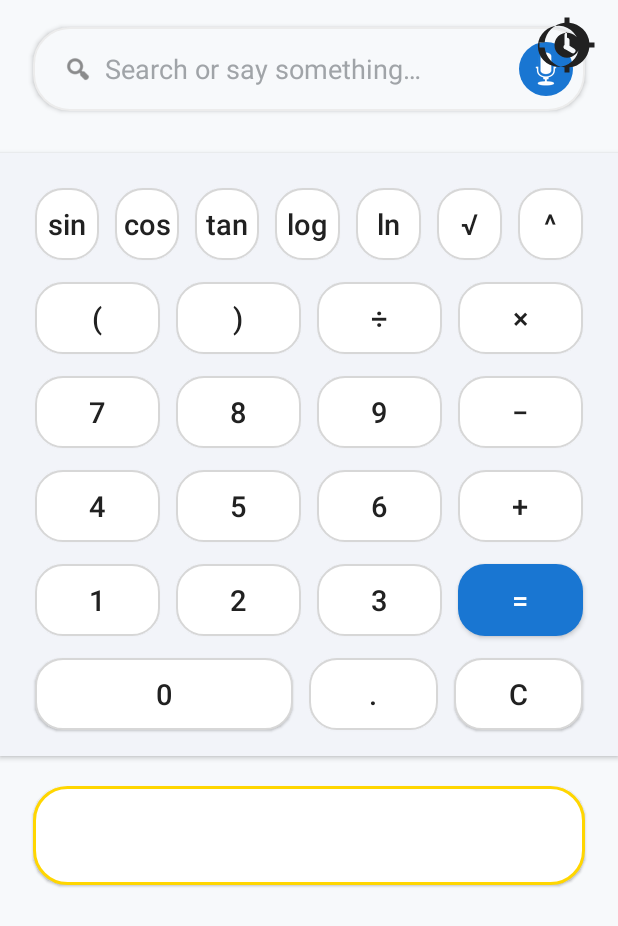
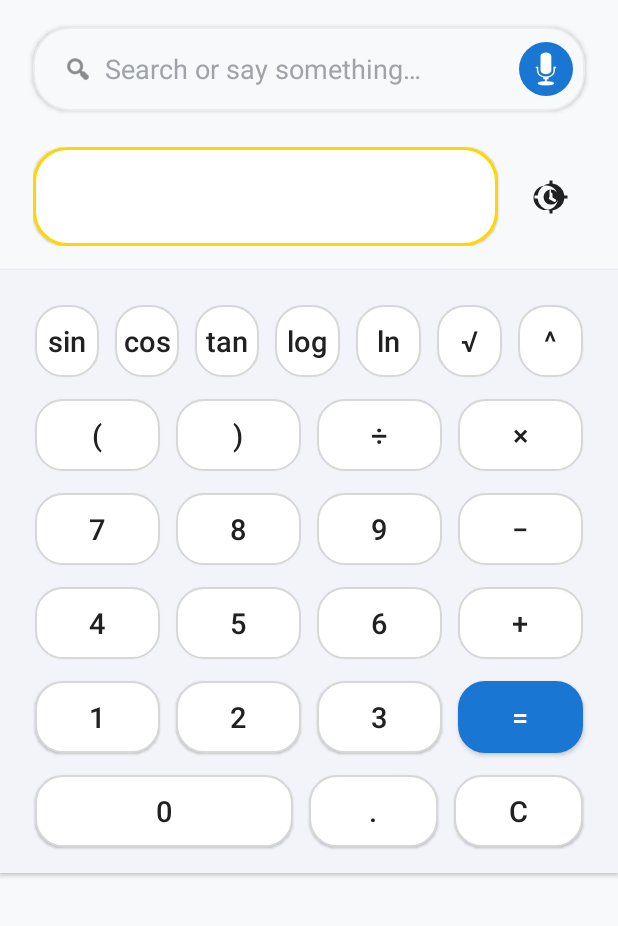
Before and after one commit to akshayabduk/smartcalc-voice-171, an Android app: the screen it shows after launch (MainActivity), on a phone screen of 412 x 824 dp. Shown: the top 926 px of the screen. Run offline under Robolectric (Android 15) with nearby library versions, the phone set to English and light mode, and no system bars; libraries missing offline, so code that uses them is left out: org.apache.commons.

Commit message:
CheckPoint - cgf54a0cf2

```diff
--- a/kotlin_frontend/app/src/main/res/layout/activity_main.xml
+++ b/kotlin_frontend/app/src/main/res/layout/activity_main.xml
@@ -5,54 +5,34 @@
     tools:context=".MainActivity"
     android:background="@color/surface">
 
-    <!-- History icon button (top right) -->
-    <ImageView
-        android:id="@+id/btnShowHistory"
-        android:layout_width="40dp"
-        android:layout_height="40dp"
-        android:src="@drawable/ic_history"
-        android:tint="@color/onSurface"
-        android:background="@android:color/transparent"
-        android:contentDescription="@string/history_icon_content_desc"
-        android:layout_alignParentTop="true"
-        android:layout_alignParentEnd="true"
-        android:layout_marginEnd="14dp"
-        android:layout_marginTop="10dp"
-        android:clickable="true"
-        android:focusable="true"
-        android:elevation="8dp"/>
-
+    <!-- Voice Search Bar at the top -->
     <org.example.app.VoiceSearchBar
         android:id="@+id/voiceSearchBar"
         android:layout_width="match_parent"
         android:layout_height="wrap_content"
         android:layout_alignParentTop="true" />
 
+    <!-- Row: Result box and history button horizontally, directly below the search bar -->
     <LinearLayout
-        android:id="@+id/layoutCalculatorKeypadContainer"
+        android:id="@+id/resultHistoryRow"
         android:layout_width="match_parent"
         android:layout_height="wrap_content"
         android:layout_below="@id/voiceSearchBar"
-        android:layout_marginTop="8dp"
-        android:orientation="vertical">
-        <include
-            layout="@layout/view_calculator_keypad"
-            android:id="@+id/calculatorKeypad"
-        />
-    </LinearLayout>
-
-    <!-- Minimal modern result box displaying numbers or expressions, styled -->
-    <TextView
-        android:id="@+id/resultBox"
-        android:layout_width="match_parent"
-        android:layout_height="66dp"
-        android:layout_below="@id/layoutCalculatorKeypadContainer"
         android:layout_marginTop="12dp"
         android:layout_marginStart="22dp"
         android:layout_marginEnd="22dp"
+        android:orientation="horizontal"
+        android:gravity="center_vertical"
+        android:elevation="1dp">
+
+        <TextView
+            android:id="@+id/resultBox"
+            android:layout_width="0dp"
+            android:layout_height="66dp"
+            android:layout_weight="1"
             android:gravity="center_vertical|end"
             android:paddingStart="26dp"
-        android:paddingEnd="26dp"
+            android:paddingEnd="18dp"
             android:paddingTop="16dp"
             android:paddingBottom="16dp"
             android:text=""
@@ -63,6 +43,35 @@
             android:maxLines="2"
             android:fontFamily="sans-serif-medium"
             android:elevation="1dp"/>
+
+        <!-- Inline modern history button (icon) -->
+        <ImageView
+            android:id="@+id/btnShowHistory"
+            android:layout_width="46dp"
+            android:layout_height="46dp"
+            android:layout_marginStart="12dp"
+            android:src="@drawable/ic_history"
+            android:tint="@color/onSurface"
+            android:background="@android:color/transparent"
+            android:contentDescription="@string/history_icon_content_desc"
+            android:clickable="true"
+            android:focusable="true"
+            android:scaleType="center"
+            android:elevation="4dp"/>
+    </LinearLayout>
+
+    <LinearLayout
+        android:id="@+id/layoutCalculatorKeypadContainer"
+        android:layout_width="match_parent"
+        android:layout_height="wrap_content"
+        android:layout_below="@id/resultHistoryRow"
+        android:layout_marginTop="8dp"
+        android:orientation="vertical">
+        <include
+            layout="@layout/view_calculator_keypad"
+            android:id="@+id/calculatorKeypad"
+        />
+    </LinearLayout>
 
     <TextView
         android:id="@+id/textView"
```
Also changed, not shown: 3 other files. Lines whose indentation alone changed are shown as unchanged.
